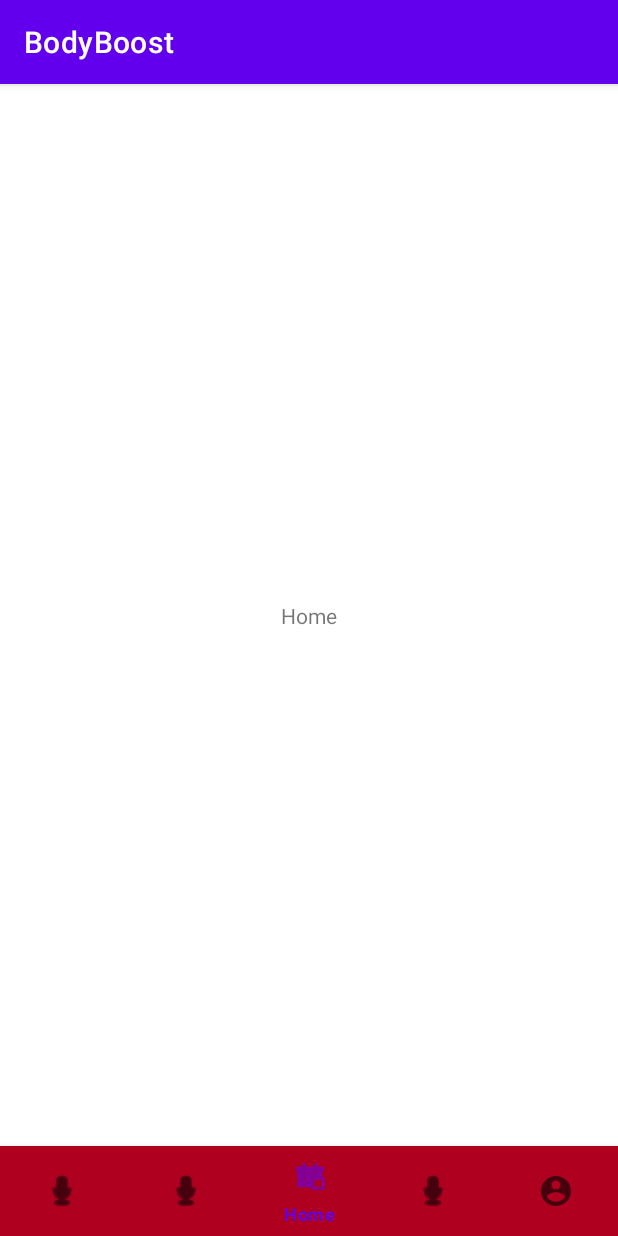
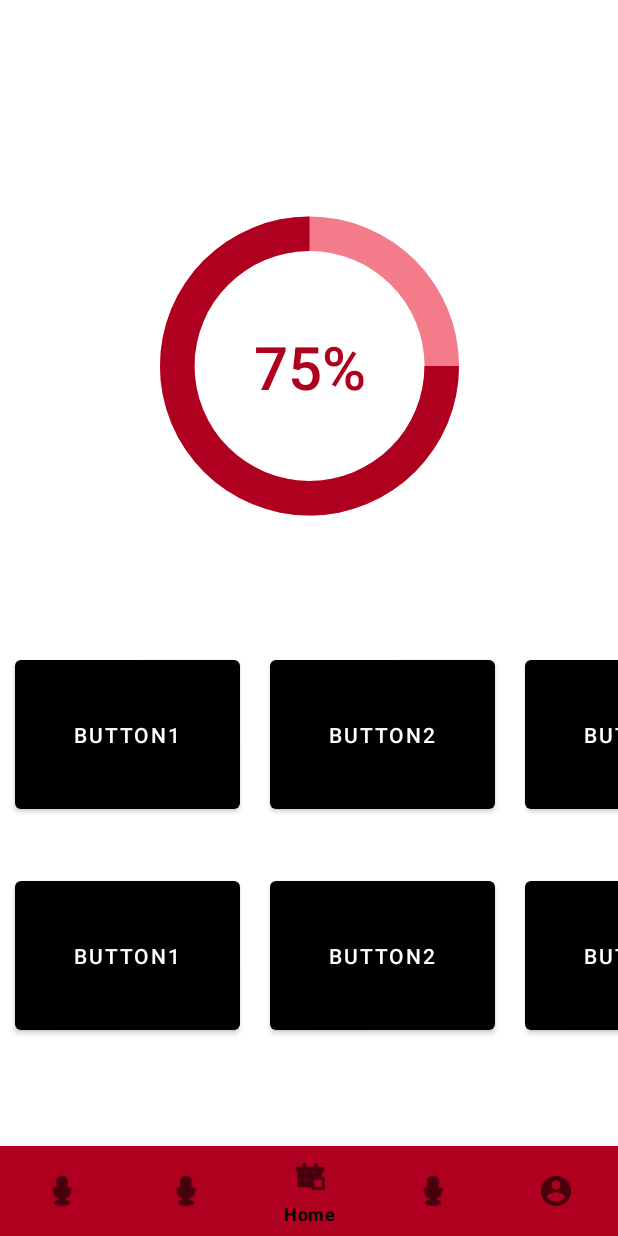
Before and after one commit to joaofmsilvaa/BodyBoost-Android-App, an Android app: the screen it shows after launch (MainActivity), on a phone screen of 412 x 824 dp. Run offline under Robolectric (Android 15) with nearby library versions, the phone set to English and light mode, and no system bars; our stand-ins replace navigation-ui.

Commit message:
Home Screen
The progress bar is done but the percentage shown in the middle is still not connected to the progress in the progress bar.
Created a horizontal scrollview for the cards ( for now it only has buttons )

```diff
--- a/BodyBoost/app/src/main/java/com/example/bodyboost/HomeFragment.java
+++ b/BodyBoost/app/src/main/java/com/example/bodyboost/HomeFragment.java
@@ -7,13 +7,20 @@ import androidx.fragment.app.Fragment;
 import android.view.LayoutInflater;
 import android.view.View;
 import android.view.ViewGroup;
+import android.widget.ProgressBar;
+import android.widget.TextView;
 
 /**
  * A simple {@link Fragment} subclass.
- * Use the {@link HomeFragment#newInstance} factory method to
+ * Use the {@link HomeFragment} factory method to
  * create an instance of this fragment.
  */
 public class HomeFragment extends Fragment {
+
+
+    private int percentageValue;
+    private TextView percentage;
+    private ProgressBar percentageBar;
 
     @Override
     public void onCreate(Bundle savedInstanceState) {
@@ -27,4 +34,12 @@ public class HomeFragment extends Fragment {
         // Inflate the layout for this fragment
         return inflater.inflate(R.layout.fragment_home, container, false);
     }
+
+    public void percentageSetter(View view){
+
+        percentageValue = percentageBar.getProgress();
+        String percentageString = Integer.toString(percentageValue);
+        percentage.setText(percentageString);
+    }
+
 }
--- /dev/null
+++ b/BodyBoost/app/src/main/res/drawable/custom_progressbar.xml
@@ -0,0 +1,15 @@
+<?xml version="1.0" encoding="utf-8"?>
+<layer-list xmlns:android="http://schemas.android.com/apk/res/android">
+    <item android:id="@android:id/background">
+        <shape android:shape="ring" android:innerRadiusRatio="3"
+            android:thicknessRatio="10" android:useLevel="false">
+            <solid android:color="#F47C8A" />
+        </shape>
+    </item>
+    <item android:id="@android:id/progress">
+        <shape android:shape="ring" android:innerRadiusRatio="3"
+            android:thicknessRatio="10" android:useLevel="true">
+            <solid android:color="@color/design_default_color_error"/>
+        </shape>
+    </item>
+</layer-list>
--- a/BodyBoost/app/src/main/res/layout/activity_main.xml
+++ b/BodyBoost/app/src/main/res/layout/activity_main.xml
@@ -11,7 +11,7 @@
         android:name="androidx.navigation.fragment.NavHostFragment"
         android:layout_width="0dp"
         android:layout_height="0dp"
-        android:backgroundTint="@color/design_default_color_error"
+        android:backgroundTint="#ED3147"
         app:defaultNavHost="true"
         app:layout_constraintBottom_toTopOf="@+id/bottomNavigationView"
         app:layout_constraintEnd_toEndOf="parent"
--- a/BodyBoost/app/src/main/res/layout/fragment_home.xml
+++ b/BodyBoost/app/src/main/res/layout/fragment_home.xml
@@ -4,15 +4,122 @@
     xmlns:tools="http://schemas.android.com/tools"
     android:layout_width="match_parent"
     android:layout_height="match_parent"
+    android:textAlignment="center"
     tools:context=".HomeFragment">
 
+    <ProgressBar
+        android:id="@+id/percentageBar"
+        style="?android:attr/progressBarStyleHorizontal"
+        android:layout_width="230dp"
+        android:layout_height="232dp"
+        android:layout_marginTop="128dp"
+        android:indeterminate="false"
+        android:max="100"
+        android:progress="75"
+        android:progressDrawable="@drawable/custom_progressbar"
+        android:secondaryProgress="0"
+        app:layout_constraintEnd_toEndOf="@+id/horizontalScrollView2"
+        app:layout_constraintStart_toStartOf="@+id/horizontalScrollView2"
+        app:layout_constraintTop_toTopOf="parent" />
+
     <TextView
-        android:id="@+id/textView2"
+        android:id="@+id/percentage"
+        android:layout_width="104dp"
+        android:layout_height="90dp"
+        android:fontFamily="sans-serif-medium"
+        android:gravity="center_vertical"
+        android:text="75%"
+        android:textAlignment="center"
+        android:textColor="@color/design_default_color_error"
+        android:textSize="40sp"
+        app:layout_constraintBottom_toBottomOf="@+id/percentageBar"
+        app:layout_constraintEnd_toEndOf="@+id/percentageBar"
+        app:layout_constraintStart_toStartOf="@+id/percentageBar"
+        app:layout_constraintTop_toTopOf="@+id/percentageBar"
+        tools:ignore="RtlCompat" />
+
+    <HorizontalScrollView
+        android:id="@+id/horizontalScrollView2"
         android:layout_width="wrap_content"
         android:layout_height="wrap_content"
-        android:text="Home"
-        app:layout_constraintBottom_toBottomOf="parent"
+        android:layout_marginTop="64dp"
+        android:fillViewport="true"
         app:layout_constraintEnd_toEndOf="parent"
         app:layout_constraintStart_toStartOf="parent"
-        app:layout_constraintTop_toTopOf="parent" />
+        app:layout_constraintTop_toBottomOf="@+id/percentageBar">
+
+        <LinearLayout
+            android:layout_width="wrap_content"
+            android:layout_height="wrap_content"
+            android:orientation="horizontal"
+            android:textAlignment="center">
+
+            <Button
+                android:id="@+id/button8"
+                android:layout_width="150dp"
+                android:layout_height="111dp"
+                android:layout_margin="10dp"
+                android:layout_weight="1"
+                android:text="Button1" />
+
+            <Button
+                android:id="@+id/button5"
+                android:layout_width="150dp"
+                android:layout_height="111dp"
+                android:layout_margin="10dp"
+                android:layout_weight="1"
+                android:text="Button2" />
+
+            <Button
+                android:id="@+id/button"
+                android:layout_width="150dp"
+                android:layout_height="111dp"
+                android:layout_margin="10dp"
+                android:layout_weight="1"
+                android:text="Button3" />
+
+        </LinearLayout>
+    </HorizontalScrollView>
+
+    <HorizontalScrollView
+        android:id="@+id/horizontalScrollView3"
+        android:layout_width="wrap_content"
+        android:layout_height="wrap_content"
+        android:layout_marginTop="16dp"
+        app:layout_constraintEnd_toEndOf="@+id/horizontalScrollView2"
+        app:layout_constraintStart_toStartOf="@+id/horizontalScrollView2"
+        app:layout_constraintTop_toBottomOf="@+id/horizontalScrollView2">
+
+        <LinearLayout
+            android:layout_width="wrap_content"
+            android:layout_height="wrap_content"
+            android:orientation="horizontal">
+
+            <Button
+                android:id="@+id/button13"
+                android:layout_width="150dp"
+                android:layout_height="111dp"
+                android:layout_margin="10dp"
+                android:layout_weight="1"
+                android:text="Button1" />
+
+            <Button
+                android:id="@+id/button14"
+                android:layout_width="150dp"
+                android:layout_height="111dp"
+                android:layout_margin="10dp"
+                android:layout_weight="1"
+                android:text="Button2" />
+
+            <Button
+                android:id="@+id/button12"
+                android:layout_width="150dp"
+                android:layout_height="111dp"
+                android:layout_margin="10dp"
+                android:layout_weight="1"
+                android:text="Button3" />
+
+        </LinearLayout>
+    </HorizontalScrollView>
+
 </androidx.constraintlayout.widget.ConstraintLayout>
--- a/BodyBoost/app/src/main/res/values-night/themes.xml
+++ b/BodyBoost/app/src/main/res/values-night/themes.xml
@@ -1,9 +1,9 @@
 <resources xmlns:tools="http://schemas.android.com/tools">
     <!-- Base application theme. -->
-    <style name="Theme.BodyBoost" parent="Theme.MaterialComponents.DayNight.DarkActionBar">
+    <style name="Theme.BodyBoost" parent="Theme.MaterialComponents.DayNight.NoActionBar">
         <!-- Primary brand color. -->
-        <item name="colorPrimary">@color/purple_200</item>
-        <item name="colorPrimaryVariant">@color/purple_700</item>
+        <item name="colorPrimary">#FFFFFF</item>
+        <item name="colorPrimaryVariant">#94575757</item>
         <item name="colorOnPrimary">@color/black</item>
         <!-- Secondary brand color. -->
         <item name="colorSecondary">@color/teal_200</item>
--- a/BodyBoost/app/src/main/res/values/colors.xml
+++ b/BodyBoost/app/src/main/res/values/colors.xml
@@ -7,4 +7,5 @@
     <color name="teal_700">#FF018786</color>
     <color name="black">#FF000000</color>
     <color name="white">#FFFFFFFF</color>
+    <color name="mainRed">#ED3147</color>
 </resources>
--- a/BodyBoost/app/src/main/res/values/themes.xml
+++ b/BodyBoost/app/src/main/res/values/themes.xml
@@ -1,9 +1,9 @@
 <resources xmlns:tools="http://schemas.android.com/tools">
     <!-- Base application theme. -->
-    <style name="Theme.BodyBoost" parent="Theme.MaterialComponents.DayNight.DarkActionBar">
+    <style name="Theme.BodyBoost" parent="Theme.MaterialComponents.DayNight.NoActionBar">
         <!-- Primary brand color. -->
-        <item name="colorPrimary">@color/purple_500</item>
-        <item name="colorPrimaryVariant">@color/purple_700</item>
+        <item name="colorPrimary">@color/black</item>
+        <item name="colorPrimaryVariant">#86000000</item>
         <item name="colorOnPrimary">@color/white</item>
         <!-- Secondary brand color. -->
         <item name="colorSecondary">@color/teal_200</item>
```
